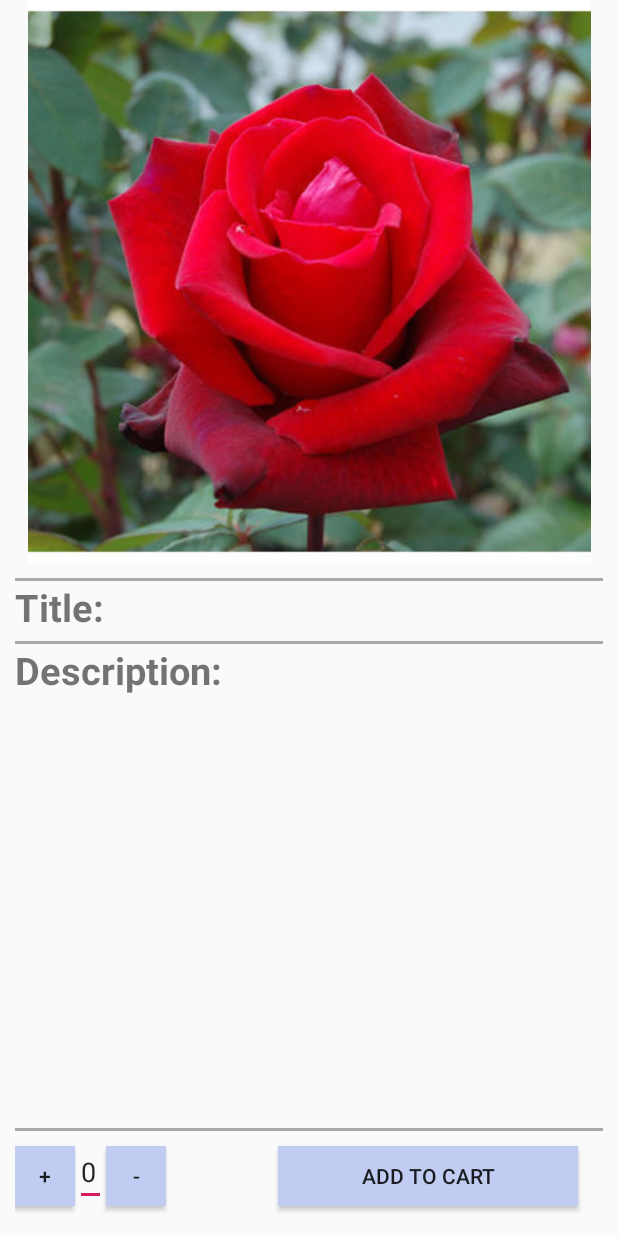
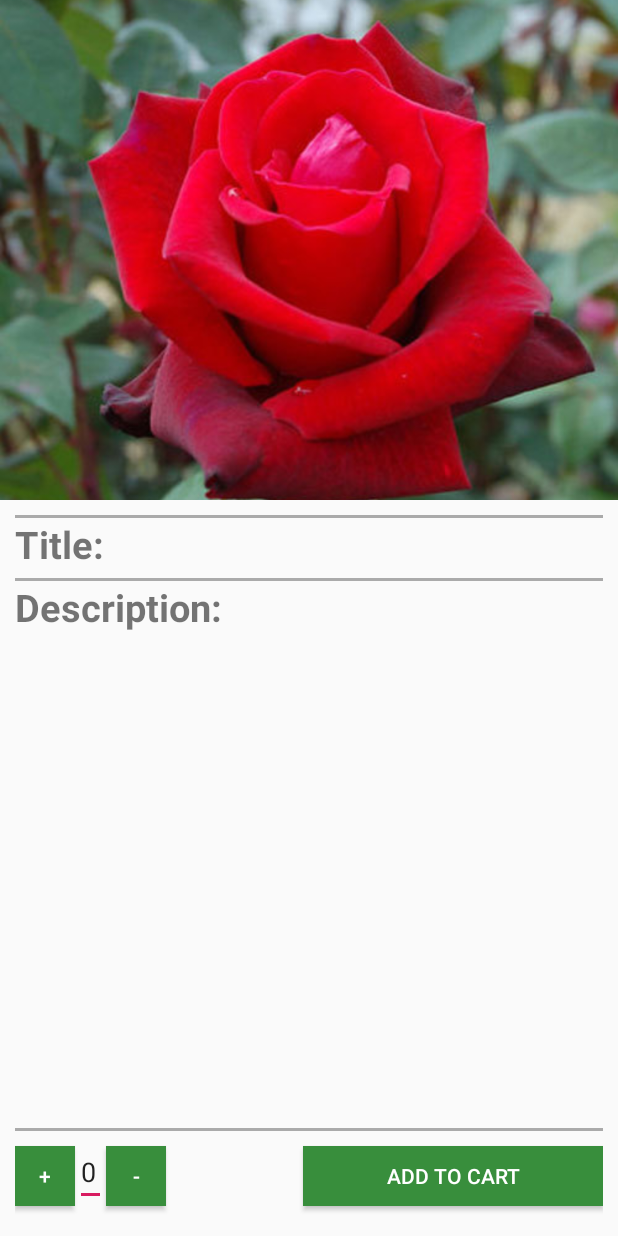
Before and after one commit to hamzajbr40/Foodie, an Android app: the layout activity_detail.xml on its own in the app's theme, with its tools: preview values and no code run, on a phone screen of 412 x 824 dp. Run offline under Robolectric (Android 15) with nearby library versions, the phone set to English and light mode, and no system bars.

Commit message:
some small edits in design

```diff
--- a/app/src/main/res/layout/activity_detail.xml
+++ b/app/src/main/res/layout/activity_detail.xml
@@ -12,12 +12,13 @@
         android:src="@drawable/flower"
         android:layout_width="match_parent"
         android:layout_height="0dp"
+        android:scaleType="centerCrop"
         android:layout_weight="1"
         />
     <RelativeLayout
         android:layout_width="match_parent"
         android:layout_height="0dp"
-        android:layout_weight="3"
+        android:layout_weight="2"
         android:layout_margin="10dp">
 
         <View
@@ -62,9 +63,10 @@
     <Button
         android:id="@+id/plus"
         android:text="+"
+        android:textColor="@android:color/white"
         android:layout_marginBottom="10sp"
         android:layout_alignParentBottom="true"
-        android:background="#c0ccf1"
+        android:background="#388e3c"
         android:layout_width="40sp"
         android:layout_height="40sp"
         android:onClick="Plus"/>
@@ -72,10 +74,11 @@
     <Button
         android:id="@+id/minus"
         android:text="-"
+        android:textColor="@android:color/white"
         android:layout_alignParentBottom="true"
         android:layout_marginBottom="10sp"
         android:layout_toRightOf="@id/quantity"
-        android:background="#c0ccf1"
+        android:background="@color/button"
         android:layout_width="40sp"
         android:layout_height="40sp"
         android:onClick="Minus"/>
@@ -93,10 +96,11 @@
     <Button
         android:id="@+id/AddToCart"
         android:text="Add to cart"
+        android:textColor="@android:color/white"
         android:layout_alignParentBottom="true"
-        android:background="#c0ccf1"
+        android:background="@color/button"
         android:layout_marginBottom="10sp"
-        android:layout_marginLeft="175sp"
+        android:layout_alignParentRight="true"
         android:layout_width="200sp"
         android:layout_height="40sp"
         android:onClick="AddTo"/>
--- a/app/src/main/res/layout/activity_wellcome.xml
+++ b/app/src/main/res/layout/activity_wellcome.xml
@@ -42,7 +42,7 @@
         android:layout_alignLeft="@id/skip_btn"
         android:layout_marginLeft="75sp"
         android:layout_centerInParent="true"
-        android:background="#388e3c"
+        android:background="@color/button"
         android:text="Login"
         android:textColor="@android:color/white"
         android:textSize="25sp"
@@ -56,7 +56,7 @@
         android:layout_alignRight="@id/skip_btn"
         android:layout_marginRight="75sp"
         android:layout_centerInParent="true"
-        android:background="#388e3c"
+        android:background="@color/button"
         android:text="Sign up"
         android:textColor="@android:color/white"
         android:textSize="25sp"
--- a/app/src/main/res/layout/customadapter.xml
+++ b/app/src/main/res/layout/customadapter.xml
@@ -9,6 +9,7 @@
         android:id="@+id/cAIV"
         android:layout_width="50dp"
         android:layout_height="50dp"
+        android:scaleType="centerCrop"
         android:padding="5dp"/>
     <TextView
         android:id="@+id/cATV"
--- a/app/src/main/res/values/colors.xml
+++ b/app/src/main/res/values/colors.xml
@@ -3,4 +3,5 @@
     <color name="colorPrimary">#008577</color>
     <color name="colorPrimaryDark">#00574B</color>
     <color name="colorAccent">#D81B60</color>
+    <color name="button">#388e3c</color>
 </resources>
```
Also changed, not shown: app/src/main/java/com/dev40/foodie/List_Activity.java (+12 -0 lines).
